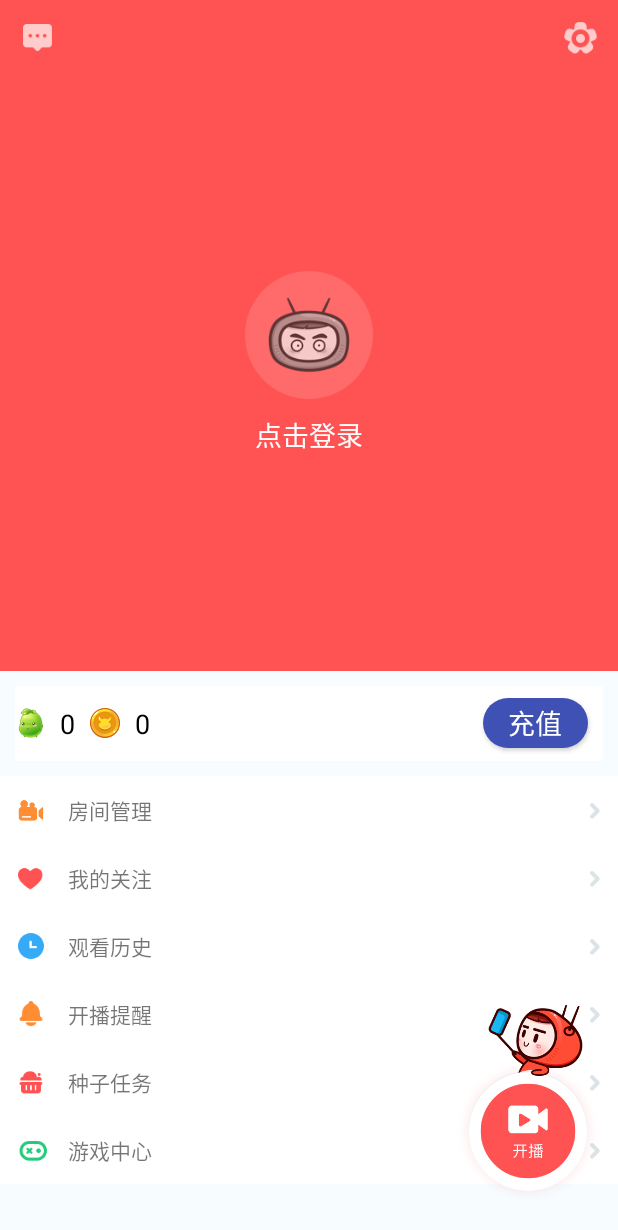
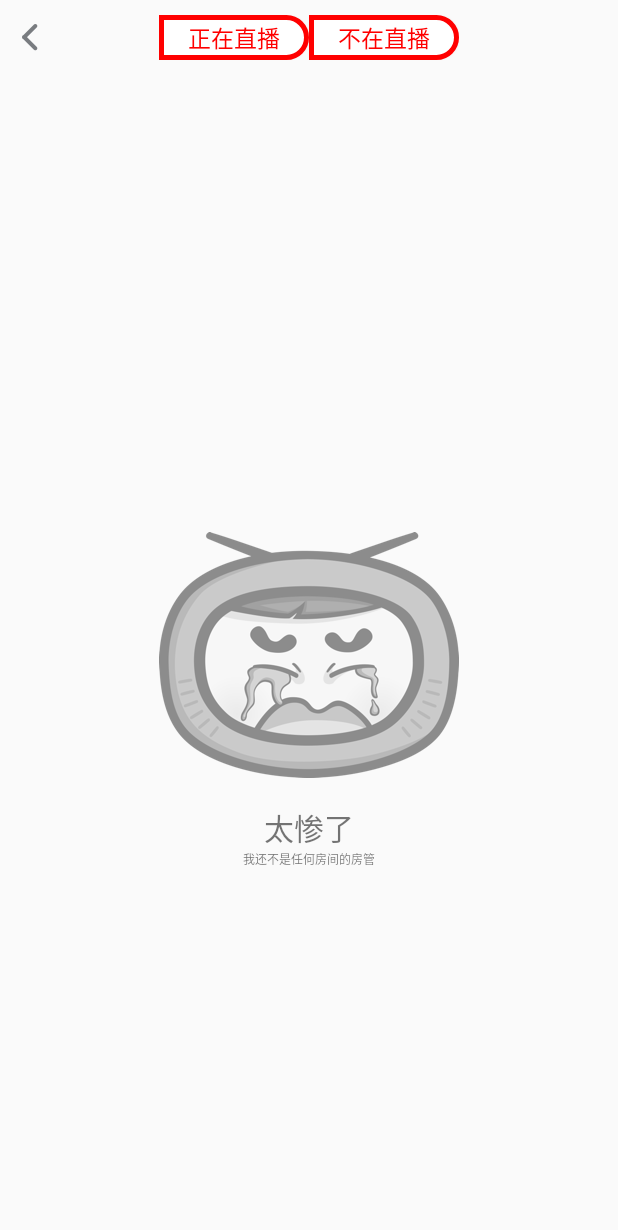
Before and after one commit to wnhh/LoveTV, an Android app: the fragment MineFragment shown on its own in the app's theme, after a tap on "房间管理", on a phone screen of 412 x 824 dp. Shown: the top 1230 px of the screen. Run offline under Robolectric (Android 15) with nearby library versions, the phone set to English and light mode, and no system bars.

Commit message:
house  Activity

```diff
--- a/app/src/main/java/com/yztc/lovetv/activity/mine/HouseActivity.java
+++ b/app/src/main/java/com/yztc/lovetv/activity/mine/HouseActivity.java
@@ -1,15 +1,38 @@
 package com.yztc.lovetv.activity.mine;
 
+import android.support.v4.view.ViewPager;
+import android.support.v7.app.ActionBar;
 import android.support.v7.app.AppCompatActivity;
 import android.os.Bundle;
+import android.support.v7.widget.Toolbar;
+import android.view.MenuItem;
+import android.view.View;
+import android.widget.Button;
+import android.widget.ImageView;
+import android.widget.TextView;
 
 import com.yztc.lovetv.R;
 
 public class HouseActivity extends AppCompatActivity {
+    ImageView ivBack;
+    Button tvLive;
+
 
     @Override
     protected void onCreate(Bundle savedInstanceState) {
         super.onCreate(savedInstanceState);
         setContentView(R.layout.activity_house);
+        initView();
+        ivBack.setOnClickListener(new View.OnClickListener() {
+            @Override
+            public void onClick(View view) {
+                finish();
+            }
+        });
+    }
+
+    private void initView() {
+        ivBack = (ImageView) findViewById(R.id.iv_house_back);
+        tvLive = (Button) findViewById(R.id.tv_see);
     }
 }
--- a/app/src/main/java/com/yztc/lovetv/fragment/tabhost/MineFragment.java
+++ b/app/src/main/java/com/yztc/lovetv/fragment/tabhost/MineFragment.java
@@ -12,6 +12,7 @@ import android.widget.LinearLayout;
 
 import com.yztc.lovetv.R;
 import com.yztc.lovetv.activity.mine.ChongzhiActivity;
+import com.yztc.lovetv.activity.mine.HouseActivity;
 
 
 /**
@@ -39,14 +40,15 @@ public class MineFragment extends Fragment implements View.OnClickListener{
 
     @Override
     public void onClick(View view) {
+        Intent intent = new Intent();
         switch (view.getId()){
             case R.id.chongzhi_btn:
-                Intent intent = new Intent(getActivity(), ChongzhiActivity.class);
-                startActivity(intent);
+                intent.setClass(getActivity(), ChongzhiActivity.class);
                 break;
             case R.id.ll_houseguanli:
-                //Intent
+                intent.setClass(getActivity(), HouseActivity.class);
                 break;
         }
+        startActivity(intent);
     }
 }
--- /dev/null
+++ b/app/src/main/res/color/tvchange_zi.xml
@@ -0,0 +1,12 @@
+<?xml version="1.0" encoding="utf-8"?>
+
+    <selector xmlns:android="http://schemas.android.com/apk/res/android">
+    <item android:state_pressed="true"
+          android:state_checkable="true"
+          android:state_selected="true"
+           android:color="#ffffff">
+    </item>
+    <item android:color="#FF0000">
+
+    </item>
+    </selector>
--- /dev/null
+++ b/app/src/main/res/drawable/bg_tvchange.xml
@@ -0,0 +1,38 @@
+<?xml version="1.0" encoding="utf-8"?>
+<selector xmlns:android="http://schemas.android.com/apk/res/android">
+    <item
+        android:state_selected="true"
+        android:state_pressed="true"
+        >
+        <shape
+            android:shape="rectangle">
+            <solid android:color="@color/colorRed"></solid>
+            <stroke
+                android:width="0.5dp"
+                android:color="#FF0000"/>
+
+            <corners
+                android:bottomRightRadius="0dp"
+                android:radius="60dp"
+                android:topRightRadius="0dp"
+                />
+
+        </shape>
+    </item>
+    <item
+        >
+        <shape
+            android:shape="rectangle">
+            <solid android:color="@color/colorWhite"></solid>
+            <stroke
+                android:width="3dp"
+                android:color="#FF0000"/>
+            <corners
+                android:bottomLeftRadius="0dp"
+                android:radius="60dp"
+                android:topLeftRadius="0dp"
+                />
+
+        </shape>
+    </item>
+</selector>
--- a/app/src/main/res/drawable/selector_toolbar_search.xml
+++ b/app/src/main/res/drawable/selector_toolbar_search.xml
@@ -1,6 +1,5 @@
 <?xml version="1.0" encoding="utf-8"?>
 <selector xmlns:android="http://schemas.android.com/apk/res/android">
-
     <item android:state_pressed="true" android:drawable="@mipmap/btn_nav_search_selected"/>
     <item android:drawable="@mipmap/btn_nav_search_normal"/>
 </selector>
--- a/app/src/main/res/layout/activity_house.xml
+++ b/app/src/main/res/layout/activity_house.xml
@@ -1,13 +1,66 @@
 <?xml version="1.0" encoding="utf-8"?>
-<RelativeLayout xmlns:android="http://schemas.android.com/apk/res/android"
+<LinearLayout xmlns:android="http://schemas.android.com/apk/res/android"
     xmlns:tools="http://schemas.android.com/tools"
     android:id="@+id/activity_house"
     android:layout_width="match_parent"
     android:layout_height="match_parent"
-    android:paddingBottom="@dimen/activity_vertical_margin"
-    android:paddingLeft="@dimen/activity_horizontal_margin"
-    android:paddingRight="@dimen/activity_horizontal_margin"
-    android:paddingTop="@dimen/activity_vertical_margin"
+    android:orientation="vertical"
     tools:context="com.yztc.lovetv.activity.mine.HouseActivity">
 
-</RelativeLayout>
+
+
+    <!--title-->
+    <RelativeLayout
+        android:id="@+id/house_toolbar"
+        android:layout_width="match_parent"
+        android:layout_height="@dimen/dp_50">
+
+        <ImageView
+            android:id="@+id/iv_house_back"
+            android:layout_width="wrap_content"
+            android:layout_height="wrap_content"
+            android:layout_centerVertical="true"
+            android:src="@mipmap/live_hor_back_normal"/>
+
+        <LinearLayout
+            android:orientation="horizontal"
+            android:layout_width="200dp"
+            android:weightSum="2"
+            android:layout_centerInParent="true"
+            android:layout_height="@dimen/dp_30"
+            tools:context="com.yztc.lovetv.activity.mine.HouseActivity">
+
+            <Button
+                android:id="@+id/tv_see"
+                android:layout_width="0dp"
+                android:layout_weight="1"
+                android:text="正在直播"
+                android:gravity="center"
+                android:textColor="@color/tvchange_zi"
+                android:layout_height="@dimen/dp_30"
+                android:textSize="@dimen/sp_15"
+                android:background="@drawable/bg_tvchange" />
+
+
+            <Button
+                android:id="@+id/tv_busee"
+                android:layout_width="0dp"
+                android:layout_weight="1"
+                android:clickable="true"
+                android:layout_height="@dimen/dp_30"
+                android:text="不在直播"
+                android:gravity="center"
+                android:textSize="@dimen/sp_15"
+                android:textColor="@color/tvchange_zi"
+                android:background="@drawable/bg_tvchange"
+                />
+
+        </LinearLayout>
+
+    </RelativeLayout>
+
+    <include layout="@layout/house_bottom_image"/>
+    <!--<ListView-->
+        <!--android:layout_width="match_parent"-->
+        <!--android:layout_height="match_parent"/>-->
+</LinearLayout>
--- a/app/src/main/res/layout/fragment_mine.xml
+++ b/app/src/main/res/layout/fragment_mine.xml
@@ -124,6 +124,7 @@
                 android:layout_width="match_parent"
                 android:layout_height="wrap_content"
                 android:addStatesFromChildren="true"
+                android:clickable="true"
                 android:orientation="horizontal">
 
                 <ImageView
--- /dev/null
+++ b/app/src/main/res/layout/house_bottom_image.xml
@@ -0,0 +1,33 @@
+<?xml version="1.0" encoding="utf-8"?>
+<RelativeLayout
+        xmlns:android="http://schemas.android.com/apk/res/android"
+        android:layout_width="match_parent"
+        android:layout_height="match_parent">
+
+    <ImageView
+        android:id="@+id/iv_room_cry"
+        android:layout_width="wrap_content"
+        android:layout_height="wrap_content"
+        android:layout_centerInParent="true"
+        android:src="@mipmap/img_profile_room_management_empty"/>
+
+    <TextView
+        android:id="@+id/tv_can"
+        android:layout_width="wrap_content"
+        android:layout_height="wrap_content"
+        android:layout_centerHorizontal="true"
+        android:layout_below="@id/iv_room_cry"
+        android:textSize="@dimen/sp_20"
+        android:text="@string/taican"/>
+
+    <TextView
+        android:id="@+id/tv_nohouse"
+        android:layout_width="wrap_content"
+        android:layout_height="wrap_content"
+        android:layout_centerHorizontal="true"
+        android:text="@string/bushifangguan"
+        android:layout_below="@id/tv_can"
+        android:textSize="@dimen/sp_16"/>
+
+
+</RelativeLayout>
--- a/app/src/main/res/values/colors.xml
+++ b/app/src/main/res/values/colors.xml
@@ -10,4 +10,5 @@
     <color name="background">#F6FCFF</color>
     <color name="questionchooseBlue">#35AAF6</color>
     <color name="px_background">#EEEEEE</color>
+    <color name="black">#000000</color>
 </resources>
--- a/app/src/main/res/values/strings.xml
+++ b/app/src/main/res/values/strings.xml
@@ -8,6 +8,7 @@
 
     <!--充值界面-->
     <string name="coinyue">账户余额</string>
+    <string name="chongzhi">充值</string>
     <string name="zero">0</string>
     <string name="choosecoin">选择充值金额</string>
     <string name="oneHundred">100</string>
@@ -26,6 +27,8 @@
     <string name="yiwanYuan">10000元</string>
     <string name="tishichongzhi">提示：充值成功会在十分钟内到账</string>
     <string name="questionchoose">有问题点我</string>
+    <string name="taican">太惨了</string>
+    <string name="bushifangguan">我还不是任何房间的房管</string>
 
 
     <!--dp-->
@@ -33,7 +36,16 @@
     <dimen name="dp_15">15dp</dimen>
     <dimen name="dp_5">5dp</dimen>
     <dimen name="dp_108">108dp</dimen>
+    <dimen name="dp_50">50dp</dimen>
+    <dimen name="dp_30">30dp</dimen>
+
+    <!--px-->
     <dimen name="px_1">1px</dimen>
+
+    <!--sp-->
+    <dimen name="sp_15">15sp</dimen>
+    <dimen name="sp_25">25sp</dimen>
+    <dimen name="sp_20">20sp</dimen>
 
 
     <!-- TODO: Remove or change this placeholder text -->
```
Also changed, not shown: app/src/main/java/com/yztc/lovetv/activity/mine/ChongzhiActivity.java (+12 -21 lines), app/src/main/java/com/yztc/lovetv/fragment/other/LivingFragment.java (added, +30 -0 lines), app/src/main/java/com/yztc/lovetv/fragment/other/NotLivingFragment.java (added, +30 -0 lines), app/src/main/res/drawable/bg_change.xml (added, +41 -0 lines), app/src/main/res/layout/activity_chongzhi.xml (+28 -6 lines), app/src/main/res/layout/fragment_living.xml (added, +33 -0 lines), app/src/main/res/layout/fragment_not_living.xml (added, +34 -0 lines), app/src/main/res/mipmap-hdpi/img_profile_room_management_empty.png (added), app/src/main/res/mipmap-hdpi/live_hor_back_normal.png (added).
